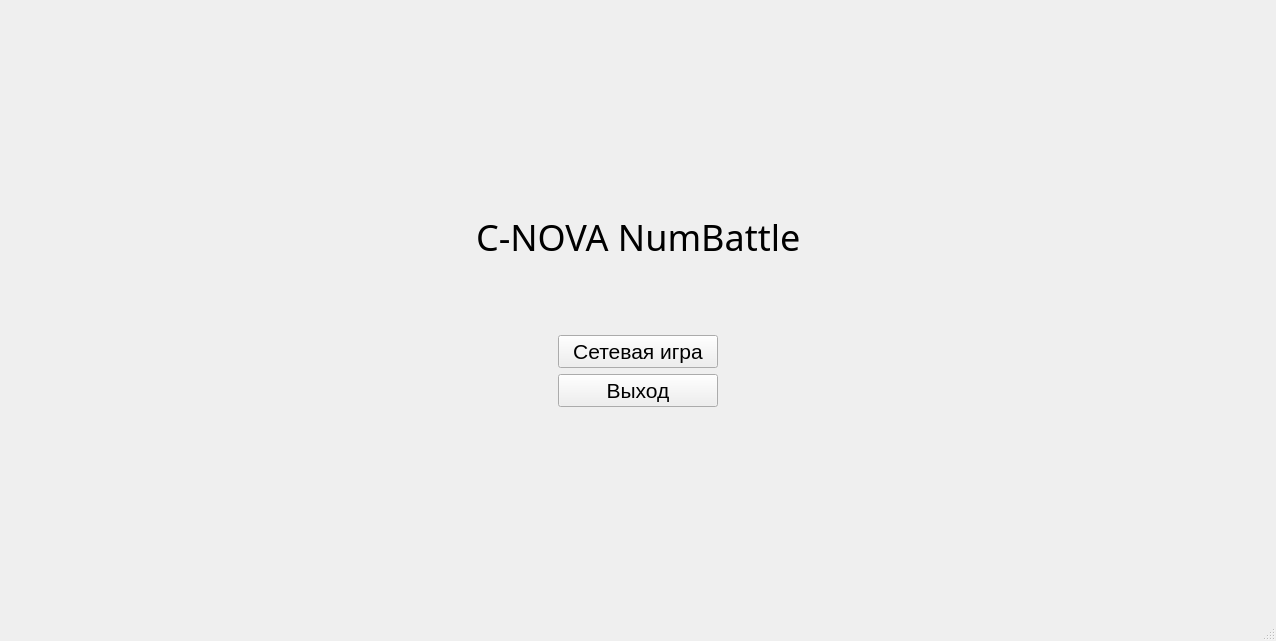
Before: the Qt Designer form mainwindow.ui in timohahaa/ETU_term2_OOP_term_project, drawn with Qt 5.
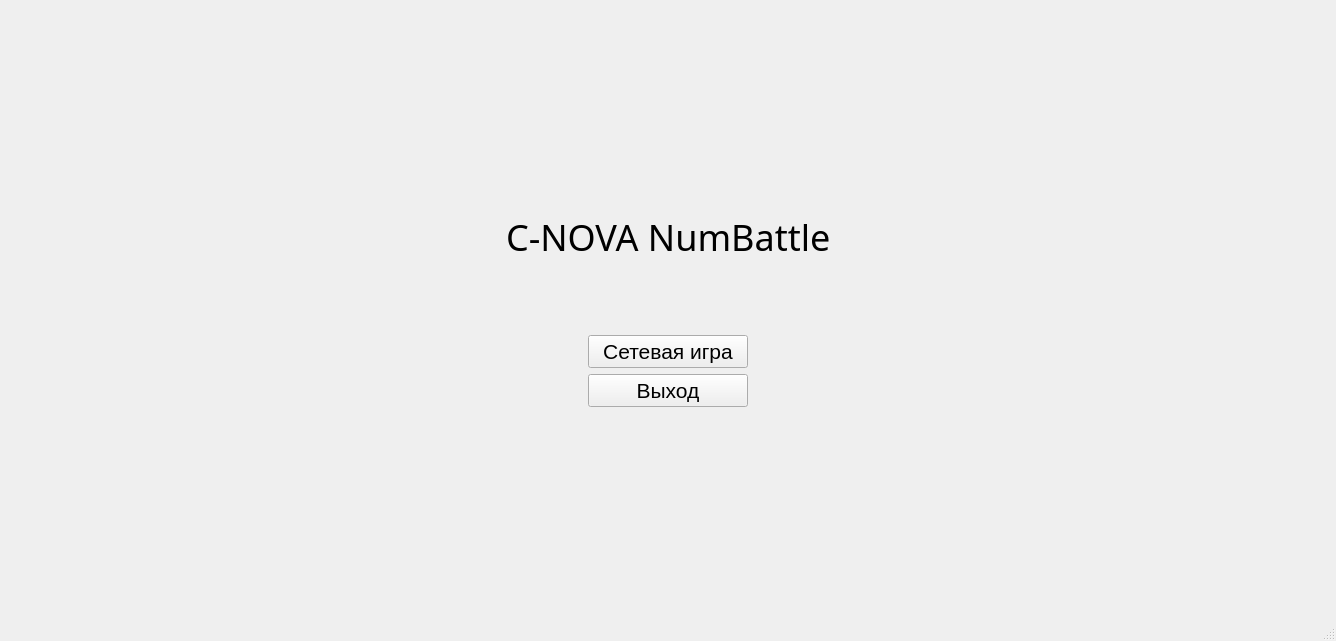
After: the same form once the commit is applied. The open tabs and pages were chosen to show the change. Icons and pictures are not drawn. Custom widgets are drawn as their Qt base class.

Diff of the .ui file:
```diff
--- a/mainwindow.ui
+++ b/mainwindow.ui
@@ -6,7 +6,7 @@
    <rect>
     <x>0</x>
     <y>0</y>
-    <width>1276</width>
+    <width>1336</width>
     <height>641</height>
    </rect>
   </property>
```
Left out of the diff: 4 changed lines with no effect on the pictures.
